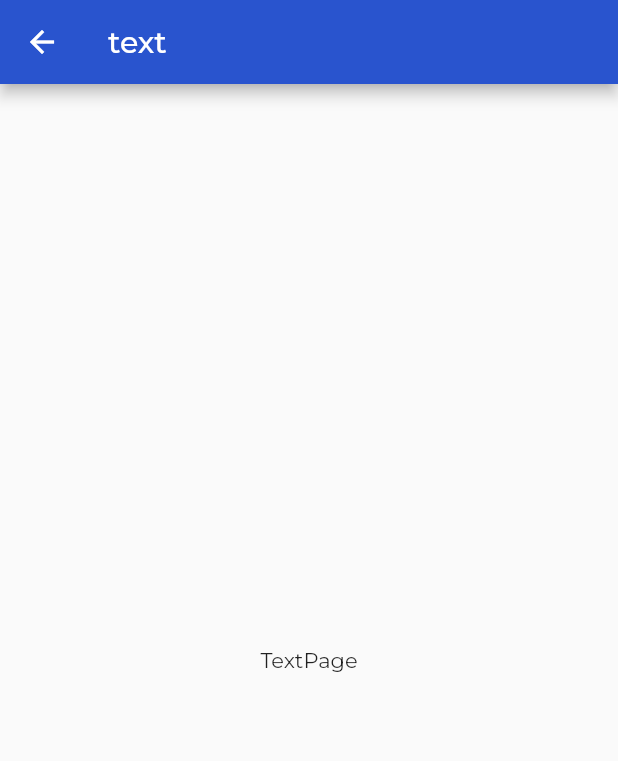
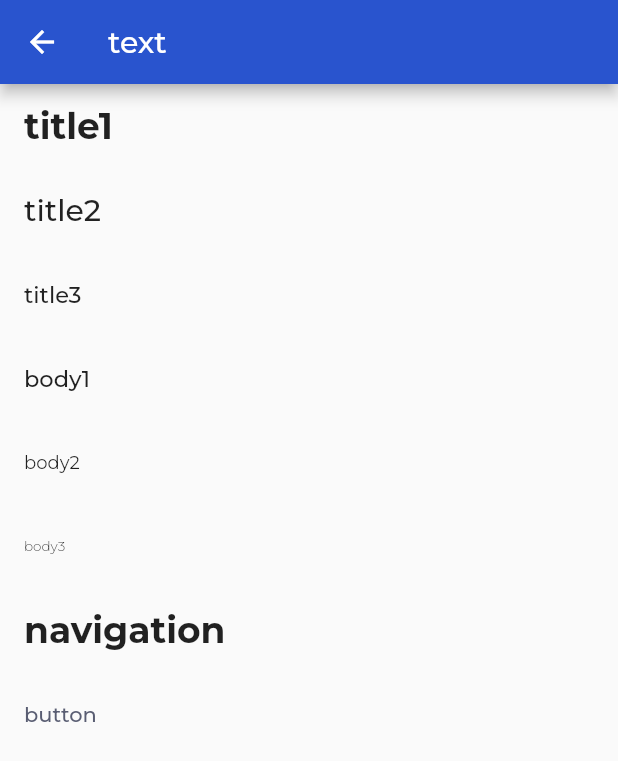
Before and after one commit to yecaiyu1999/flutter_woo_getx_learn, a Flutter app: the TextPage screen opened by its route, on a phone screen of 412 x 824 dp. Shown: the top 761 px of the screen. Run offline on Flutter 3.47's test engine with Material 2 defaults, Android fonts, the phone set to English and light mode, and no system bars; our stand-ins replace dio, get, package_info_plus, shared_preferences; accounts and stored records are empty.

Commit message:
文字组件封装

```diff
--- a/lib/common/widgets/index.dart
+++ b/lib/common/widgets/index.dart
@@ -1,3 +1,3 @@
 library widgets;
 
-// export './xxxx.dart';
+export 'text.dart';
--- /dev/null
+++ b/lib/common/widgets/text.dart
@@ -0,0 +1,207 @@
+import 'package:flutter/material.dart';
+
+import '../index.dart';
+
+/// 文字组件
+class TextWidget extends StatelessWidget {
+  /// 文字字符串
+  final String text;
+
+  /// 样式
+  final TextStyle? style;
+
+  /// 颜色
+  final Color? color;
+
+  /// 大小
+  final double? size;
+
+  /// 重量
+  final FontWeight? weight;
+
+  /// 行数
+  final int? maxLines;
+
+  /// 自动换行
+  final bool? softWrap;
+
+  /// 溢出
+  final TextOverflow? overflow;
+
+  /// 对齐方式
+  final TextAlign? textAlign;
+  const TextWidget({
+    Key? key,
+    required this.text,
+    this.style,
+    this.maxLines = 1,
+    this.softWrap = false,
+    this.overflow = TextOverflow.clip,
+    this.color,
+    this.size,
+    this.weight,
+    this.textAlign,
+  }) : super(key: key);
+
+  @override
+  Widget build(BuildContext context) {
+    if (text == "") {
+      return const SizedBox();
+    }
+    return Text(
+      text,
+      style: style?.copyWith(
+            color: color,
+            fontSize: size,
+            fontWeight: weight,
+          ) ??
+          TextStyle(
+            color: color,
+            fontSize: size,
+            fontWeight: weight,
+          ),
+      overflow: overflow,
+      maxLines: maxLines,
+      softWrap: softWrap,
+      textAlign: textAlign,
+    );
+  }
+
+  /// 文字 - 标题1
+  const TextWidget.title1(
+    this.text, {
+    Key? key,
+    this.maxLines = 1,
+    this.softWrap = false,
+    this.overflow = TextOverflow.clip,
+    this.color,
+    this.size,
+    this.weight,
+    this.textAlign,
+  })  : style = const TextStyle(
+          fontSize: 24,
+          fontWeight: FontWeight.bold,
+        ),
+        super(key: key);
+
+  /// 文字 - 标题2
+  const TextWidget.title2(
+    this.text, {
+    Key? key,
+    this.maxLines = 1,
+    this.softWrap = false,
+    this.overflow = TextOverflow.clip,
+    this.color,
+    this.size,
+    this.weight,
+    this.textAlign,
+  })  : style = const TextStyle(
+          fontSize: 20,
+          fontWeight: FontWeight.w500,
+        ),
+        super(key: key);
+
+  /// 文字 - 标题3
+  const TextWidget.title3(
+    this.text, {
+    Key? key,
+    this.maxLines = 1,
+    this.softWrap = false,
+    this.overflow = TextOverflow.clip,
+    this.color,
+    this.size,
+    this.weight,
+    this.textAlign,
+  })  : style = const TextStyle(
+          fontSize: 15,
+          fontWeight: FontWeight.w500,
+        ),
+        super(key: key);
+
+  /// 文字 - 正文1
+  const TextWidget.body1(
+    this.text, {
+    Key? key,
+    this.maxLines = 1,
+    this.softWrap = false,
+    this.overflow = TextOverflow.clip,
+    this.color,
+    this.size,
+    this.weight,
+    this.textAlign,
+  })  : style = const TextStyle(
+          fontSize: 15,
+          fontWeight: FontWeight.w500,
+        ),
+        super(key: key);
+
+  /// 文字 - 正文2
+  const TextWidget.body2(
+    this.text, {
+    Key? key,
+    this.maxLines = 1,
+    this.softWrap = false,
+    this.overflow = TextOverflow.clip,
+    this.color,
+    this.size,
+    this.weight,
+    this.textAlign,
+  })  : style = const TextStyle(
+          fontSize: 12,
+          fontWeight: FontWeight.w400,
+        ),
+        super(key: key);
+
+  /// 文字 - 正文3
+  const TextWidget.body3(
+    this.text, {
+    Key? key,
+    this.maxLines = 1,
+    this.softWrap = false,
+    this.overflow = TextOverflow.clip,
+    this.color,
+    this.size,
+    this.weight,
+    this.textAlign,
+  })  : style = const TextStyle(
+          fontSize: 9,
+          fontWeight: FontWeight.w300,
+        ),
+        super(key: key);
+
+  /// 文字 - 按钮
+  TextWidget.button({
+    Key? key,
+    required this.text,
+    this.maxLines = 1,
+    this.softWrap = false,
+    this.overflow = TextOverflow.clip,
+    Color? color,
+    this.size,
+    this.weight,
+    this.textAlign,
+  })  : color = color ?? AppColors.secondary,
+        style = TextStyle(
+          fontSize: 14,
+          fontWeight: FontWeight.w500,
+          color: color,
+        ),
+        super(key: key);
+
+  /// 文字 - 导航
+  const TextWidget.navigation({
+    Key? key,
+    required this.text,
+    this.maxLines = 1,
+    this.softWrap = false,
+    this.overflow = TextOverflow.clip,
+    this.color,
+    this.size,
+    this.weight,
+    this.textAlign,
+  })  : style = const TextStyle(
+          fontSize: 24,
+          fontWeight: FontWeight.w700,
+        ),
+        super(key: key);
+}
--- a/lib/pages/styles/styles_index/view.dart
+++ b/lib/pages/styles/styles_index/view.dart
@@ -10,6 +10,11 @@
   // 主视图
   Widget _buildView() {
     return Column(children: [
+      // 文本
+      ListTile(
+        onTap: () => Get.toNamed(RouteNames.stylesText),
+        title: const Text("Text 文本"),
+      ),
       //多语言
       ListTile(
         onTap: controller.onLanguageSelected,
--- a/lib/pages/styles/text/view.dart
+++ b/lib/pages/styles/text/view.dart
@@ -2,14 +2,27 @@
 import 'package:get/get.dart';
 
 import 'index.dart';
+import 'package:flutter_woo_getx_learn/common/index.dart';
 
 class TextPage extends GetView<TextController> {
   const TextPage({Key? key}) : super(key: key);
 
   // 主视图
   Widget _buildView() {
-    return const Center(
-      child: Text("TextPage"),
+    return ListView(
+      children: [
+        const ListTile(title: TextWidget.title1("title1")),
+        const ListTile(title: TextWidget.title2("title2")),
+        const ListTile(title: TextWidget.title3("title3")),
+        const ListTile(title: TextWidget.body1("body1")),
+        const ListTile(title: TextWidget.body2("body2")),
+        const ListTile(title: TextWidget.body3("body3")),
+        const ListTile(
+            title: TextWidget.navigation(
+          text: 'navigation',
+        )),
+        ListTile(title: TextWidget.button(text: 'button')),
+      ],
     );
   }
 
```
